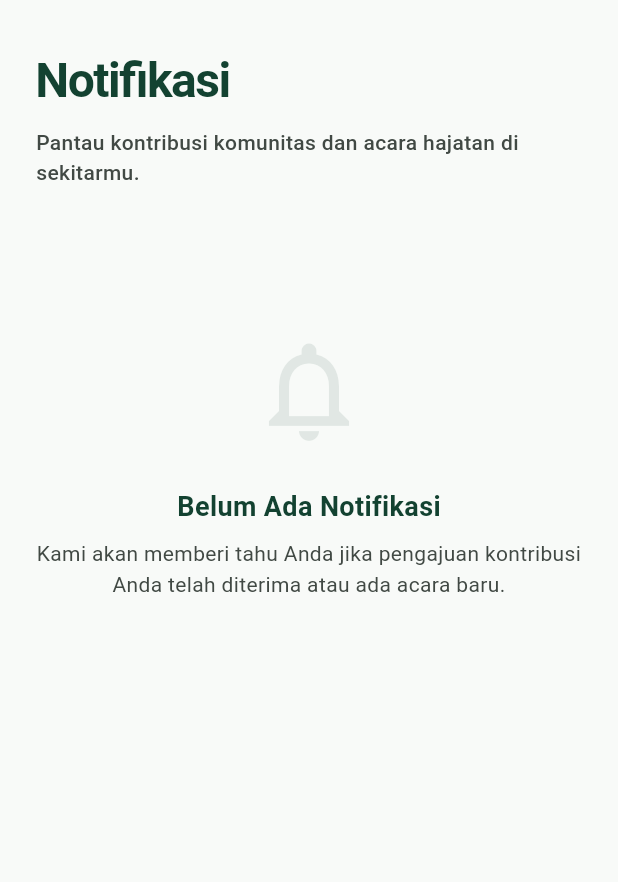
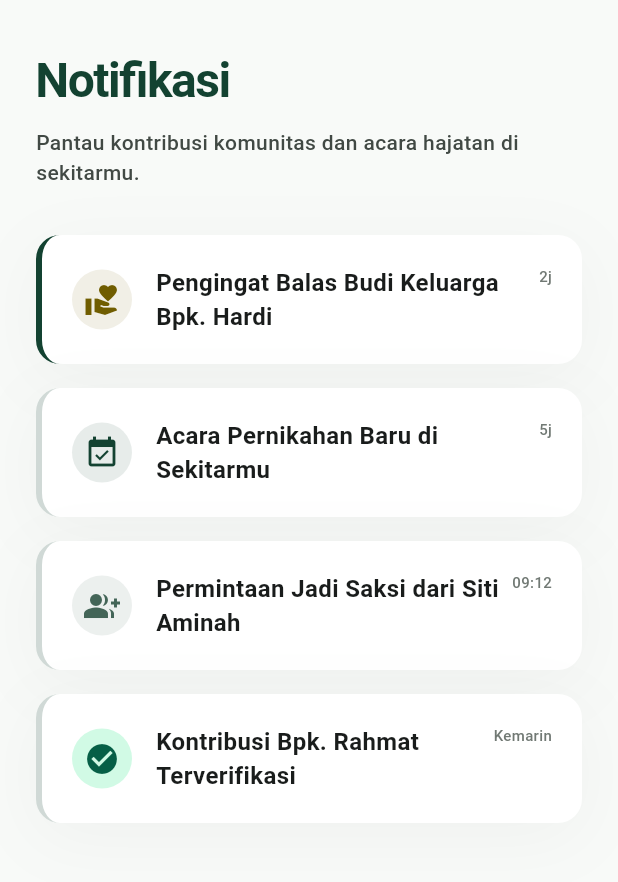
Before and after one commit to rifaprasetya01/buwoh-app, a Flutter app: the NotificationsScreen screen opened directly, on a phone screen of 412 x 824 dp, the part 74-956 px from its top. Run offline on Flutter 3.47's test engine with Material 3 defaults, Android fonts, the phone set to English and light mode, and no system bars; our stand-ins replace image_picker; Roboto replaces fonts that are missing (Plus Jakarta Sans).

Commit message:
feat: implement notifications screen UI with custom notification item widgets

```diff
--- a/frontend/lib/screens/notifications_screen.dart
+++ b/frontend/lib/screens/notifications_screen.dart
@@ -6,6 +6,8 @@ class NotificationsScreen extends StatelessWidget {
   @override
   Widget build(BuildContext context) {
     const primary = Color(0xFF134231);
+    const secondary = Color(0xFF436557);
+    const tertiary = Color(0xFF705D00);
     const background = Color(0xFFF8FAF8);
     const onSurfaceVariant = Color(0xFF414944);
 
@@ -21,7 +23,7 @@ class NotificationsScreen extends StatelessWidget {
               child: Row(
                 children: [
                   IconButton(
-                    icon: const Icon(Icons.arrow_back, color: Color(0xFF134231)),
+                    icon: const Icon(Icons.arrow_back, color: primary),
                     onPressed: () => Navigator.pop(context),
                   ),
                   const Text(
@@ -30,11 +32,10 @@ class NotificationsScreen extends StatelessWidget {
                       fontFamily: 'Plus Jakarta Sans',
                       fontSize: 24,
                       fontWeight: FontWeight.w800,
-                      color: Color(0xFF134231),
+                      color: primary,
                       letterSpacing: -0.5,
                     ),
                   ),
-                  const Spacer(),
                 ],
               ),
             ),
@@ -68,40 +69,41 @@ class NotificationsScreen extends StatelessWidget {
                     ),
                     const SizedBox(height: 32),
 
-                    // ── Empty State ─────────────────────────────────────────────────
-                    Center(
-                      child: Column(
-                        mainAxisAlignment: MainAxisAlignment.center,
-                        children: [
-                          const SizedBox(height: 64),
-                          Icon(
-                            Icons.notifications_none_outlined,
-                            size: 80,
-                            color: primary.withValues(alpha: 0.1),
-                          ),
-                          const SizedBox(height: 24),
-                          const Text(
-                            'Belum Ada Notifikasi',
-                            style: TextStyle(
-                              fontFamily: 'Plus Jakarta Sans',
-                              fontSize: 18,
-                              fontWeight: FontWeight.w700,
-                              color: primary,
-                            ),
-                          ),
-                          const SizedBox(height: 8),
-                          const Text(
-                            'Kami akan memberi tahu Anda jika pengajuan kontribusi Anda telah diterima atau ada acara baru.',
-                            textAlign: TextAlign.center,
-                            style: TextStyle(
-                              fontFamily: 'Plus Jakarta Sans',
-                              fontSize: 14,
-                              color: onSurfaceVariant,
-                              height: 1.5,
-                            ),
-                          ),
-                        ],
-                      ),
+                    // ── Notification List ────────────────────────────────────
+                    _NotificationItem(
+                      icon: Icons.volunteer_activism,
+                      title: 'Pengingat Balas Budi Keluarga Bpk. Hardi',
+                      time: '2j',
+                      iconBgColor: tertiary.withValues(alpha: 0.1),
+                      iconColor: tertiary,
+                      borderColor: primary,
+                    ),
+                    const SizedBox(height: 16),
+                    _NotificationItem(
+                      icon: Icons.event_available,
+                      title: 'Acara Pernikahan Baru di Sekitarmu',
+                      time: '5j',
+                      iconBgColor: primary.withValues(alpha: 0.1),
+                      iconColor: primary,
+                      borderColor: primary.withValues(alpha: 0.2),
+                    ),
+                    const SizedBox(height: 16),
+                    _NotificationItem(
+                      icon: Icons.group_add,
+                      title: 'Permintaan Jadi Saksi dari Siti Aminah',
+                      time: '09:12',
+                      iconBgColor: secondary.withValues(alpha: 0.1),
+                      iconColor: secondary,
+                      borderColor: primary.withValues(alpha: 0.2),
+                    ),
+                    const SizedBox(height: 16),
+                    _NotificationItem(
+                      icon: Icons.check_circle,
+                      title: 'Kontribusi Bpk. Rahmat Terverifikasi',
+                      time: 'Kemarin',
+                      iconBgColor: const Color(0xFFD1FAE5), // emerald-100
+                      iconColor: const Color(0xFF065F46),   // emerald-800
+                      borderColor: primary.withValues(alpha: 0.2),
                     ),
                   ],
                 ),
@@ -113,3 +115,97 @@ class NotificationsScreen extends StatelessWidget {
     );
   }
 }
+
+class _NotificationItem extends StatelessWidget {
+  final IconData icon;
+  final String title;
+  final String time;
+  final Color iconBgColor;
+  final Color iconColor;
+  final Color borderColor;
+
+  const _NotificationItem({
+    required this.icon,
+    required this.title,
+    required this.time,
+    required this.iconBgColor,
+    required this.iconColor,
+    required this.borderColor,
+  });
+
+  @override
+  Widget build(BuildContext context) {
+    return Container(
+      decoration: BoxDecoration(
+        color: Colors.white,
+        borderRadius: BorderRadius.circular(16),
+        boxShadow: [
+          BoxShadow(
+            color: const Color(0xFF191C1B).withValues(alpha: 0.04),
+            blurRadius: 40,
+            offset: const Offset(0, 10),
+          ),
+        ],
+        border: Border(
+          left: BorderSide(color: borderColor, width: 4),
+        ),
+      ),
+      padding: const EdgeInsets.all(20),
+      child: Row(
+        crossAxisAlignment: CrossAxisAlignment.center,
+        children: [
+          Container(
+            width: 40,
+            height: 40,
+            decoration: BoxDecoration(
+              color: iconBgColor,
+              shape: BoxShape.circle,
+            ),
+            child: Icon(
+              icon,
+              color: iconColor,
+              size: 24,
+            ),
+          ),
+          const SizedBox(width: 16),
+          Expanded(
+            child: Column(
+              crossAxisAlignment: CrossAxisAlignment.start,
+              children: [
+                Row(
+                  mainAxisAlignment: MainAxisAlignment.spaceBetween,
+                  crossAxisAlignment: CrossAxisAlignment.start,
+                  children: [
+                    Expanded(
+                      child: Text(
+                        title,
+                        style: const TextStyle(
+                          fontFamily: 'Plus Jakarta Sans',
+                          fontSize: 16,
+                          fontWeight: FontWeight.w700,
+                          color: Color(0xFF191C1B),
+                        ),
+                        maxLines: 2,
+                        overflow: TextOverflow.ellipsis,
+                      ),
+                    ),
+                    const SizedBox(width: 8),
+                    Text(
+                      time,
+                      style: const TextStyle(
+                        fontFamily: 'Plus Jakarta Sans',
+                        fontSize: 10,
+                        fontWeight: FontWeight.w500,
+                        color: Color(0xFF717974),
+                      ),
+                    ),
+                  ],
+                ),
+              ],
+            ),
+          ),
+        ],
+      ),
+    );
+  }
+}
```
